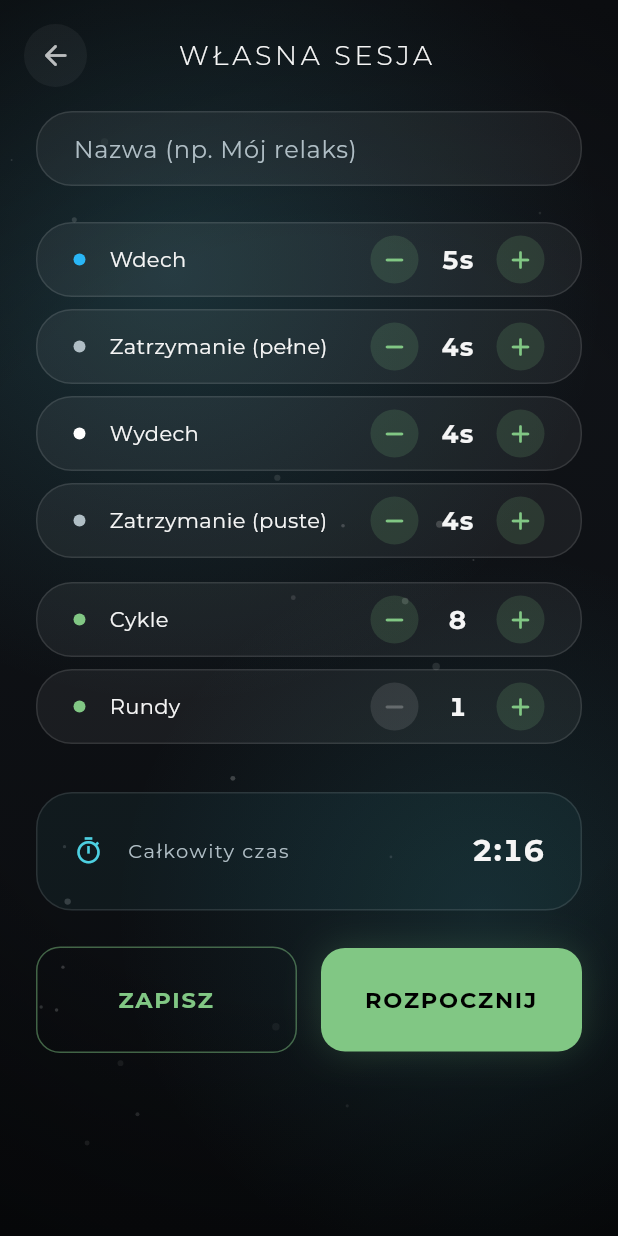
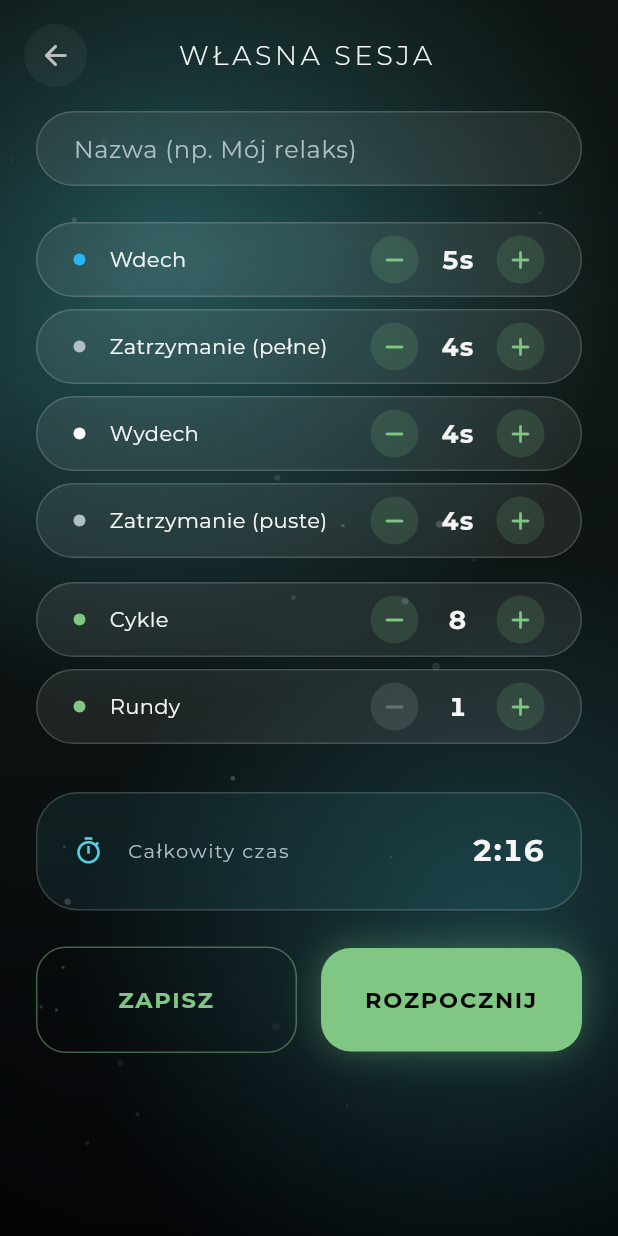
Before and after one commit to LysyOkrutnik/BreathOfTheBald_v1, a Flutter app: the CustomBuilderScreen screen opened directly, after a tap on the "add" icon, on a phone screen of 412 x 824 dp. Run offline on Flutter 3.47's test engine with Material 3 defaults, Android fonts, the phone set to English and light mode, and no system bars; drawn by our look-alikes of flutter_animate; our stand-ins replace drift, flutter_local_notifications, flutter_riverpod, freezed_annotation, google_fonts, just_audio and 5 more; missing offline and left inert: audio_session, home_widget; accounts and stored records are empty; generated files the repository leaves out were written again; statements that could not run were skipped.

Commit message:
style: bolder calm/premium visual pass across theme, cards, glow
The first token refresh was imperceptible, so this pass commits harder:
a richer forest-green-to-black background gradient, stronger ambient
ombre glows, more confident card colour washes, softer/rounder corners,
and a bolder orb halo.

Also fixes a real bug this introduced: GlassCard/AppTheme.glass() briefly
used a non-uniform Border with a borderRadius, which Flutter disallows
and silently aborts painting the card's child content.

Co-Authored-By: Claude Sonnet 5 <noreply@anthropic.com>

```diff
--- a/lib/config/theme.dart
+++ b/lib/config/theme.dart
@@ -89,7 +89,7 @@ class AppTheme {
         foregroundColor: Colors.black,
         elevation: 0,
         padding: const EdgeInsets.symmetric(vertical: 16),
-        shape: RoundedRectangleBorder(borderRadius: BorderRadius.circular(16)),
+        shape: RoundedRectangleBorder(borderRadius: BorderRadius.circular(AppRadius.md)),
       ),
     ),
     switchTheme: SwitchThemeData(
@@ -105,47 +105,43 @@ class AppTheme {
 
   // --- DEPTH & SURFACES ---
 
-  /// The app's base vertical gradient. Deliberately neutral (not blue-shifted)
-  /// and low-contrast — calmer and more "precision instrument" than the
-  /// original's dramatic near-sci-fi tint.
+  /// The app's base vertical gradient. A deep, warm near-black with a whisper
+  /// of forest green at the top — reads as a considered wellness-studio
+  /// backdrop rather than a flat technical gray.
   static const LinearGradient backgroundGradient = LinearGradient(
     begin: Alignment.topCenter,
     end: Alignment.bottomCenter,
-    colors: [Color(0xFF12151A), Color(0xFF0A0C0F)],
+    colors: [Color(0xFF141F1B), Color(0xFF05070A)],
   );
 
   /// A soft frosted-glass surface decoration used for cards and dialogs.
-  /// Slightly more opaque than a typical "glassmorphism" look — reads as a
-  /// solid, considered surface rather than an ethereal overlay.
   static BoxDecoration glass({
     double radius = AppRadius.lg,
     Color? tint,
-    double borderOpacity = 0.12,
+    double borderOpacity = 0.16,
   }) {
     return BoxDecoration(
-      color: (tint ?? Colors.white).withAlpha(18),
+      color: (tint ?? Colors.white).withAlpha(24),
       borderRadius: BorderRadius.circular(radius),
       border: Border.all(color: Colors.white.withAlpha((borderOpacity * 255).round())),
     );
   }
 
-  /// A restrained outer glow, e.g. for an accent button or active element.
-  /// Tuned down from the original (which read as a neon halo) to a soft,
-  /// almost-subliminal ambient highlight.
-  static List<BoxShadow> glow(Color color, {double blur = 16, double spread = 0}) {
+  /// An ambient outer glow, e.g. for an accent button or active element.
+  static List<BoxShadow> glow(Color color, {double blur = 20, double spread = 0}) {
     return [
       BoxShadow(
-        color: color.withAlpha(50),
+        color: color.withAlpha(90),
         blurRadius: blur,
         spreadRadius: spread,
       ),
     ];
   }
 
-  /// A left-to-right tinted gradient for level/stat cards. A hint of colour,
-  /// not a vivid wash.
+  /// A left-to-right tinted gradient for level/stat cards — a confident wash
+  /// of colour rather than a faint hint.
   static LinearGradient cardGradient(Color color) => LinearGradient(
-        colors: [color.withAlpha(34), color.withAlpha(6)],
+        colors: [color.withAlpha(56), color.withAlpha(10)],
         begin: Alignment.centerLeft,
         end: Alignment.centerRight,
       );
@@ -161,11 +157,12 @@ abstract final class AppSpacing {
   static const double xxl = 48;
 }
 
-/// Corner radius scale.
+/// Corner radius scale. Softer/rounder than the original for a calmer,
+/// more premium feel.
 abstract final class AppRadius {
-  static const double sm = 12;
-  static const double md = 16;
-  static const double lg = 24;
+  static const double sm = 14;
+  static const double md = 20;
+  static const double lg = 28;
   static const double pill = 999;
 }
 
--- a/lib/ui/widgets/app_background.dart
+++ b/lib/ui/widgets/app_background.dart
@@ -75,14 +75,13 @@ class _GlowPainter extends CustomPainter {
 
   @override
   void paint(Canvas canvas, Size size) {
-    // Smaller, softer blobs than the original — reads as gentle ambient
-    // lighting rather than a prominent "aura", matching the app's calmer,
-    // more precision-instrument visual direction.
-    final r = size.shortestSide * 0.70;
-    _glow(canvas, size, Offset(size.width * 0.28, size.height * 0.22), r,
-        colorA.withAlpha((40 * intensity).round()));
-    _glow(canvas, size, Offset(size.width * 0.78, size.height * 0.74), r * 0.85,
-        colorB.withAlpha((30 * intensity).round()));
+    // Two confident, softly-lit blobs of colour — an ambient wellness-studio
+    // glow rather than a flat gray backdrop, still cheap (painted once).
+    final r = size.shortestSide * 0.75;
+    _glow(canvas, size, Offset(size.width * 0.26, size.height * 0.20), r,
+        colorA.withAlpha((85 * intensity).round()));
+    _glow(canvas, size, Offset(size.width * 0.80, size.height * 0.78), r * 0.9,
+        colorB.withAlpha((60 * intensity).round()));
   }
 
   void _glow(Canvas canvas, Size size, Offset center, double radius, Color color) {
--- a/lib/ui/widgets/ferrofluid_painter.dart
+++ b/lib/ui/widgets/ferrofluid_painter.dart
@@ -142,17 +142,16 @@ class FerrofluidPainter extends CustomPainter {
     final center = Offset(size.width / 2, size.height / 2);
     final radius = size.width * 0.40;
 
-    // 1) Outer atmospheric glow — restrained, so the orb reads as a precise
-    // instrument rather than a mystical light source. The core body/rim
-    // below (which actually conveys inhale/exhale state) is untouched.
-    final glowRect = Rect.fromCircle(center: center, radius: radius * 1.5);
+    // 1) Outer atmospheric glow — a confident ambient halo that still leaves
+    // the core body/rim below (which conveys inhale/exhale state) untouched.
+    final glowRect = Rect.fromCircle(center: center, radius: radius * 1.7);
     canvas.drawCircle(
       center,
-      radius * 1.5,
+      radius * 1.7,
       Paint()
         ..blendMode = BlendMode.plus
         ..shader = RadialGradient(
-          colors: [color.withAlpha(38), color.withAlpha(0)],
+          colors: [color.withAlpha(75), color.withAlpha(0)],
           stops: const [0.0, 1.0],
         ).createShader(glowRect),
     );
--- a/lib/ui/widgets/glass_card.dart
+++ b/lib/ui/widgets/glass_card.dart
@@ -27,12 +27,10 @@ class GlassCard extends StatelessWidget {
   @override
   Widget build(BuildContext context) {
     final decoration = BoxDecoration(
-      color: gradient == null ? (tint ?? Colors.white).withAlpha(14) : null,
+      color: gradient == null ? (tint ?? Colors.white).withAlpha(20) : null,
       gradient: gradient,
       borderRadius: BorderRadius.circular(radius),
-      border: border
-          ? Border.all(color: Colors.white.withAlpha(28))
-          : null,
+      border: border ? Border.all(color: Colors.white.withAlpha(42)) : null,
     );
 
     final content = Container(
```
